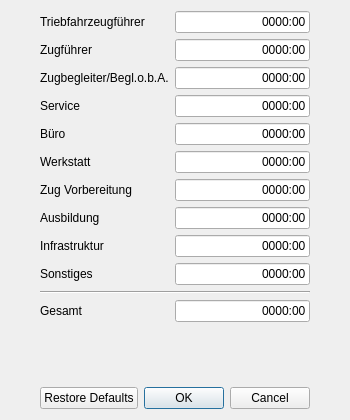
Above: Programm/epl_gui/minimumhourseditordialog.ui from philjosch/Einsatzplaner before the change. Below: the same form after it.
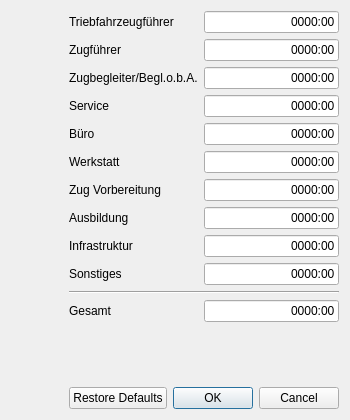
That is the form after the change.

Diff of the .ui file:
```diff
--- a/Programm/epl_gui/minimumhourseditordialog.ui
+++ b/Programm/epl_gui/minimumhourseditordialog.ui
@@ -34,7 +34,7 @@
   <property name="windowTitle">
    <string>Mindeststunden bearbeiten</string>
   </property>
-  <layout class="QGridLayout" name="gridLayout" columnstretch="1,0,0,1">
+  <layout class="QGridLayout" name="gridLayout" columnstretch="1,0,0">
    <item row="6" column="1">
     <widget class="QLabel" name="labelZugVorbereiten">
      <property name="text">
```
Left out of the diff: 2 changed lines with no effect on the pictures.
